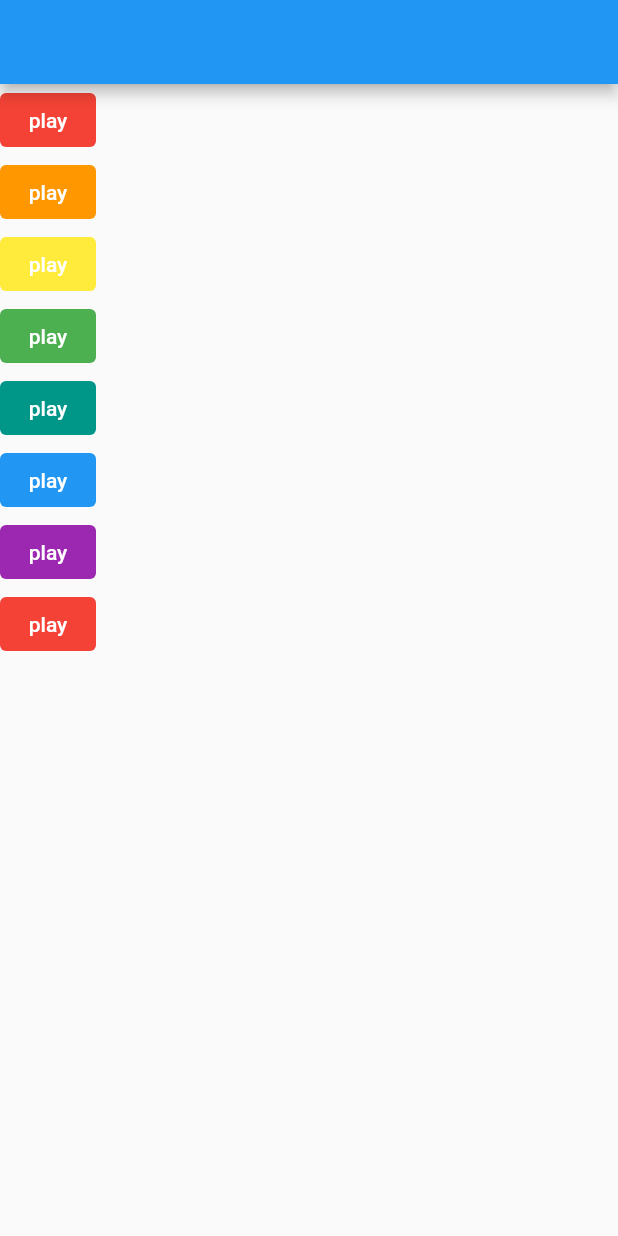
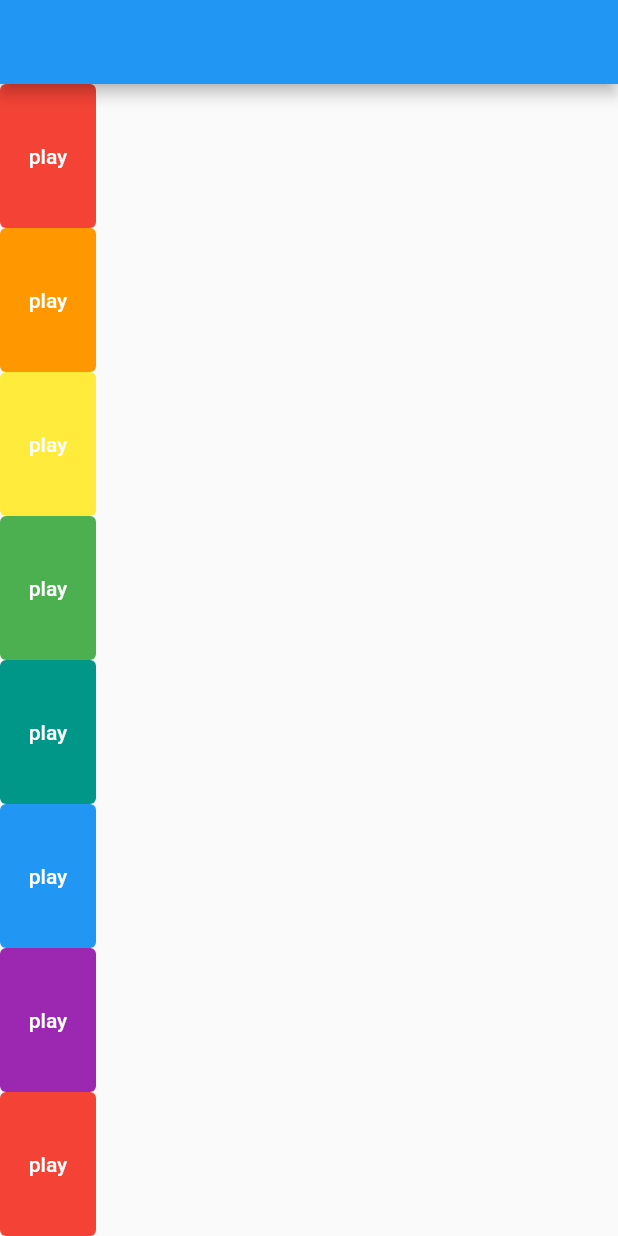
Before and after one commit to ZeggyRaph/Xlophone-, a Flutter app: the screen it shows after launch, on a phone screen of 412 x 824 dp. Run offline on Flutter 3.47's test engine with Material 2 defaults, Android fonts, the phone set to English and light mode, and no system bars; our stand-ins replace audioplayers.

Commit message:
added the expanded widget to all the textbuttons for them to fill the vertical height evenly

```diff
--- a/lib/main.dart
+++ b/lib/main.dart
@@ -20,7 +20,9 @@ class XylophoneApp extends StatelessWidget {
         body: SafeArea(
           child: Column(
             children: [
-              TextButton(
+              //Adding expanded widget to all textbuttons to make them fill up the vertical spaces evenly
+              Expanded(
+                child: TextButton(
                   style: TextButton.styleFrom(
                     primary: Colors.white,
                     backgroundColor: Colors.red,
@@ -32,7 +34,9 @@ class XylophoneApp extends StatelessWidget {
                   },
                   child: Text('play'),
                 ),
-              TextButton(
+              ),
+              Expanded(
+                child: TextButton(
                   style: TextButton.styleFrom(
                     primary: Colors.white,
                     backgroundColor: Colors.orange,
@@ -44,7 +48,9 @@ class XylophoneApp extends StatelessWidget {
                   },
                   child: Text('play'),
                 ),
-              TextButton(
+              ),
+              Expanded(
+                child: TextButton(
                   style: TextButton.styleFrom(
                     primary: Colors.white,
                     backgroundColor: Colors.yellow,
@@ -56,7 +62,9 @@ class XylophoneApp extends StatelessWidget {
                   },
                   child: Text('play'),
                 ),
-              TextButton(
+              ),
+              Expanded(
+                child: TextButton(
                   style: TextButton.styleFrom(
                     primary: Colors.white,
                     backgroundColor: Colors.green,
@@ -68,7 +76,9 @@ class XylophoneApp extends StatelessWidget {
                   },
                   child: Text('play'),
                 ),
-              TextButton(
+              ),
+              Expanded(
+                child: TextButton(
                   style: TextButton.styleFrom(
                     primary: Colors.white,
                     backgroundColor: Colors.teal,
@@ -80,7 +90,9 @@ class XylophoneApp extends StatelessWidget {
                   },
                   child: Text('play'),
                 ),
-              TextButton(
+              ),
+              Expanded(
+                child: TextButton(
                   style: TextButton.styleFrom(
                     primary: Colors.white,
                     backgroundColor: Colors.blue,
@@ -92,7 +104,9 @@ class XylophoneApp extends StatelessWidget {
                   },
                   child: Text('play'),
                 ),
-              TextButton(
+              ),
+              Expanded(
+                child: TextButton(
                   style: TextButton.styleFrom(
                     primary: Colors.white,
                     backgroundColor: Colors.purple,
@@ -104,7 +118,9 @@ class XylophoneApp extends StatelessWidget {
                   },
                   child: Text('play'),
                 ),
-              TextButton(
+              ),
+              Expanded(
+                child: TextButton(
                   style: TextButton.styleFrom(
                     primary: Colors.white,
                     backgroundColor: Colors.red,
@@ -116,6 +132,7 @@ class XylophoneApp extends StatelessWidget {
                   },
                   child: Text('play'),
                 ),
+              ),
             ],
           ),
         ),
```
Lines whose indentation alone changed are shown as unchanged.
